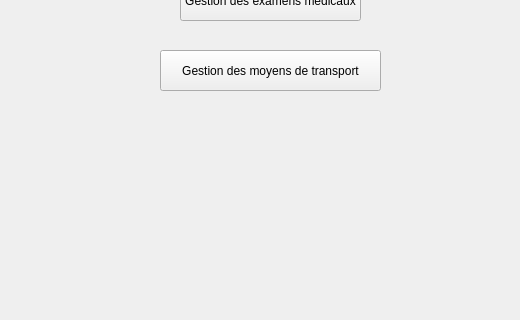
This is mainwindow.ui in TristanMendes/Smart-Olympic-Games as Qt 5 draws it before an edit; both pictures show x 0 to 520 and y 149 to 469 of the 1022 by 600 pixel window. The edited form follows.
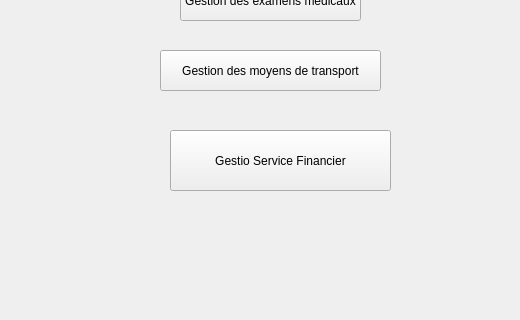
This is the edited form.

Commit message: Mariem,Nada,Nour

The edit to the form file:
```diff
--- a/mainwindow.ui
+++ b/mainwindow.ui
@@ -40,6 +40,19 @@
      <string>Gestion des moyens de transport</string>
     </property>
    </widget>
+   <widget class="QPushButton" name="pushbutton_service_financier">
+    <property name="geometry">
+     <rect>
+      <x>170</x>
+      <y>260</y>
+      <width>221</width>
+      <height>61</height>
+     </rect>
+    </property>
+    <property name="text">
+     <string>Gestio Service Financier</string>
+    </property>
+   </widget>
   </widget>
   <widget class="QMenuBar" name="menubar">
    <property name="geometry">
```
The commit also changes 2 other files.
